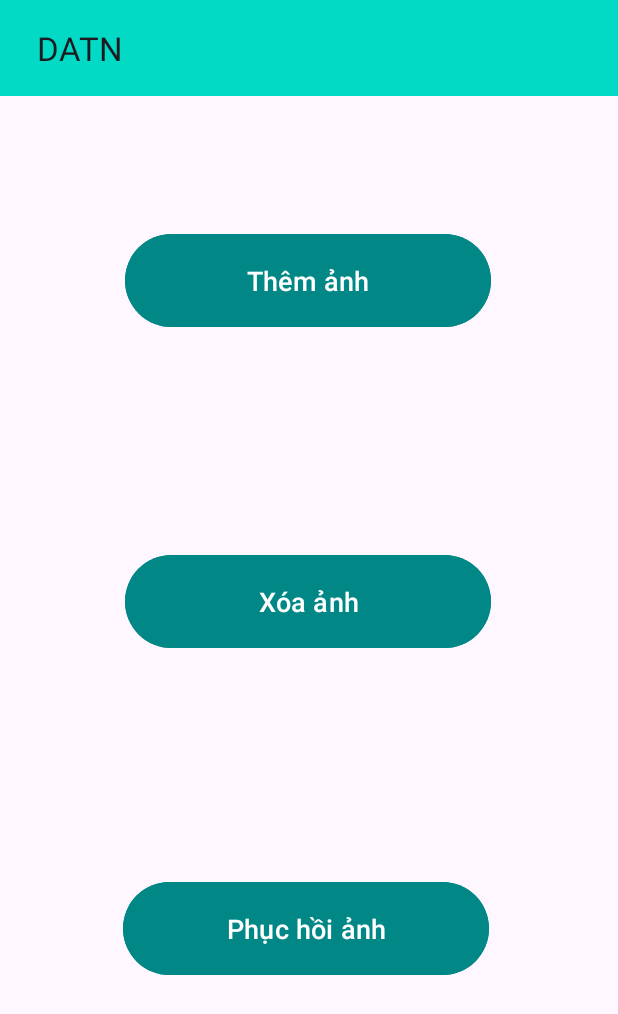
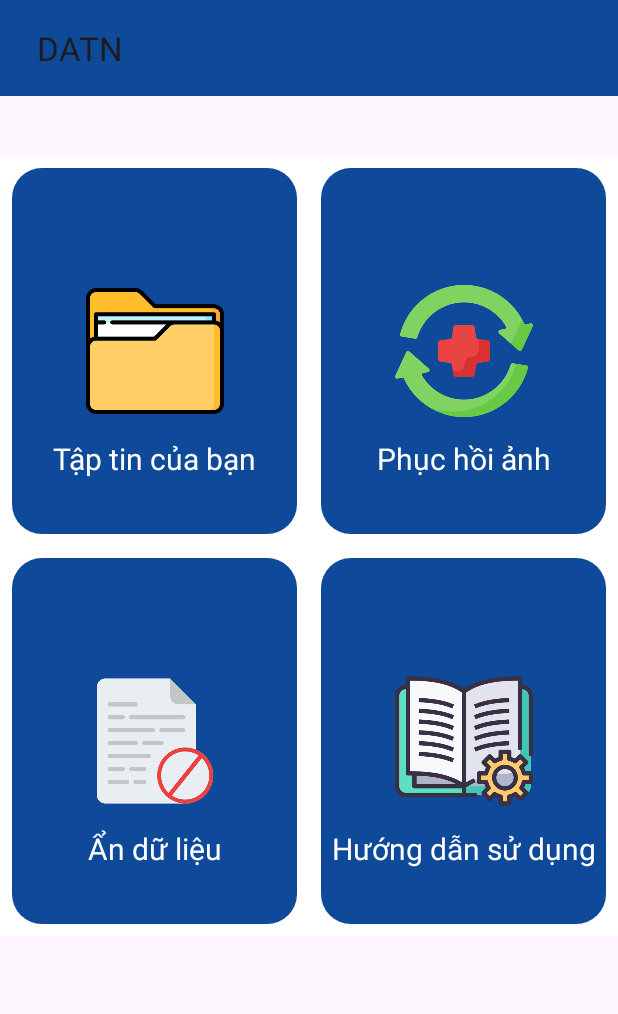
Before and after one commit to thanhhoa2002/MHQLTT, an Android app: the screen it shows after launch (MainActivity), on a phone screen of 412 x 824 dp. Shown: the top 1014 px of the screen. Run offline under Robolectric (Android 15) with nearby library versions, the light colour scheme and no system bars; 1 statement that could not run was skipped.

Commit message:
Update UI

```diff
--- a/ANDROID/app/src/main/AndroidManifest.xml
+++ b/ANDROID/app/src/main/AndroidManifest.xml
@@ -16,6 +16,9 @@
             android:name=".ActivityRestore"
             android:exported="false" />
         <activity
+            android:name=".UIFolder"
+            android:exported="false" />
+        <activity
             android:name=".ActivityDelete"
             android:exported="false" />
         <activity
--- a/ANDROID/app/src/main/java/com/example/mhqltt/MainActivity.java
+++ b/ANDROID/app/src/main/java/com/example/mhqltt/MainActivity.java
@@ -57,35 +57,44 @@ public class MainActivity extends AppCompatActivity {
             }
         }
 
-        // Button to select an image
-        Button addImageButton = findViewById(R.id.add_image);
-        addImageButton.setOnClickListener(new View.OnClickListener() {
+        Button folder=findViewById(R.id.your_folder);
+        folder.setOnClickListener(new View.OnClickListener() {
             @Override
             public void onClick(View v) {
-                Intent intent = new Intent(Intent.ACTION_PICK, MediaStore.Images.Media.EXTERNAL_CONTENT_URI);
-                startActivityForResult(intent, REQUEST_IMAGE_SELECT);
-            }
-        });
-
-        Button deleteImageButton = findViewById(R.id.delete_image);
-        deleteImageButton.setOnClickListener(new View.OnClickListener() {
-            @Override
-            public void onClick(View v) {
-                Log.d("TAG", "onClick: ");
-                Intent intent=new Intent(MainActivity.this, ActivityDelete.class);
+                Intent intent=new Intent(MainActivity.this, UIFolder.class);
                 startActivity(intent);
             }
         });
 
-        Button restoreImageButton = findViewById(R.id.restore_image);
-        restoreImageButton.setOnClickListener(new View.OnClickListener() {
-            @Override
-            public void onClick(View v) {
-                Log.d("TAG", "onClick: ");
-                Intent intent=new Intent(MainActivity.this, ActivityRestore.class);
-                startActivity(intent);
-            }
-        });
+        // Button to select an image
+//        Button addImageButton = findViewById(R.id.add_image);
+//        addImageButton.setOnClickListener(new View.OnClickListener() {
+//            @Override
+//            public void onClick(View v) {
+//                Intent intent = new Intent(Intent.ACTION_PICK, MediaStore.Images.Media.EXTERNAL_CONTENT_URI);
+//                startActivityForResult(intent, REQUEST_IMAGE_SELECT);
+//            }
+//        });
+//
+//        Button deleteImageButton = findViewById(R.id.delete_image);
+//        deleteImageButton.setOnClickListener(new View.OnClickListener() {
+//            @Override
+//            public void onClick(View v) {
+//                Log.d("TAG", "onClick: ");
+//                Intent intent=new Intent(MainActivity.this, ActivityDelete.class);
+//                startActivity(intent);
+//            }
+//        });
+//
+//        Button restoreImageButton = findViewById(R.id.restore_image);
+//        restoreImageButton.setOnClickListener(new View.OnClickListener() {
+//            @Override
+//            public void onClick(View v) {
+//                Log.d("TAG", "onClick: ");
+//                Intent intent=new Intent(MainActivity.this, ActivityRestore.class);
+//                startActivity(intent);
+//            }
+//        });
     }
 
     @RequiresApi(api = Build.VERSION_CODES.R)
--- /dev/null
+++ b/ANDROID/app/src/main/java/com/example/mhqltt/UIFolder.java
@@ -0,0 +1,48 @@
+package com.example.mhqltt;
+
+import android.content.Intent;
+import android.os.Bundle;
+import android.provider.MediaStore;
+import android.view.View;
+import android.widget.Button;
+
+import androidx.appcompat.app.AppCompatActivity;
+
+public class UIFolder extends AppCompatActivity {
+    private static final int REQUEST_IMAGE_SELECT = 1;
+    private static final int REQUEST_CODE_MANAGE_EXTERNAL_STORAGE = 2;
+    @Override
+    protected void onCreate(Bundle savedInstanceState){
+        super.onCreate(savedInstanceState);
+        setContentView(R.layout.ui_folder);
+
+//         Button to select an image
+        Button addImageButton = findViewById(R.id.add_image);
+        addImageButton.setOnClickListener(new View.OnClickListener() {
+            @Override
+            public void onClick(View v) {
+                Intent intent = new Intent(Intent.ACTION_PICK, MediaStore.Images.Media.EXTERNAL_CONTENT_URI);
+                startActivityForResult(intent, REQUEST_IMAGE_SELECT);
+            }
+        });
+
+        Button deleteImageButton = findViewById(R.id.delete_image);
+        deleteImageButton.setOnClickListener(new View.OnClickListener() {
+            @Override
+            public void onClick(View v) {
+                Intent intent=new Intent(UIFolder.this, ActivityDelete.class);
+                startActivity(intent);
+            }
+        });
+
+        Button restoreImageButton = findViewById(R.id.restore_image);
+        restoreImageButton.setOnClickListener(new View.OnClickListener() {
+            @Override
+            public void onClick(View v) {
+
+                Intent intent=new Intent(UIFolder.this, ActivityRestore.class);
+                startActivity(intent);
+            }
+        });
+    }
+}
--- /dev/null
+++ b/ANDROID/app/src/main/res/drawable/btn_background_1.xml
@@ -0,0 +1,10 @@
+<?xml version="1.0" encoding="utf-8"?>
+<selector xmlns:android="http://schemas.android.com/apk/res/android">
+    <item>
+
+        <shape android:shape="rectangle">
+            <corners android:radius="20sp" />
+            <solid android:color="#0E4A99" />
+        </shape>
+    </item>
+</selector>
--- a/ANDROID/app/src/main/res/layout/activity_main.xml
+++ b/ANDROID/app/src/main/res/layout/activity_main.xml
@@ -1,112 +1,209 @@
 <?xml version="1.0" encoding="utf-8"?>
-<androidx.constraintlayout.widget.ConstraintLayout xmlns:android="http://schemas.android.com/apk/res/android"
+<LinearLayout xmlns:android="http://schemas.android.com/apk/res/android"
     xmlns:app="http://schemas.android.com/apk/res-auto"
     xmlns:tools="http://schemas.android.com/tools"
     android:layout_width="match_parent"
     android:layout_height="match_parent"
+    android:orientation="vertical"
     tools:context=".MainActivity">
 
     <androidx.appcompat.widget.Toolbar
         android:id="@+id/toolbar_main"
         android:layout_width="match_parent"
         android:layout_height="wrap_content"
-        android:background="@color/design_default_color_secondary"
-        app:layout_constraintEnd_toEndOf="parent"
-        app:layout_constraintStart_toStartOf="parent"
-        app:layout_constraintTop_toTopOf="parent"
+        android:background="#0E4A99"
         app:title="DATN"
-        app:titleMarginStart="25dp">
+        app:titleMarginStart="25dp"></androidx.appcompat.widget.Toolbar>
 
-    </androidx.appcompat.widget.Toolbar>
+    <GridLayout
+        android:layout_width="match_parent"
+        android:layout_height="524dp"
+        android:layout_marginStart="0dp"
+        android:layout_marginTop="40dp"
+        android:layout_marginEnd="0dp"
+        android:layout_marginBottom="200dp"
+        android:layout_weight="1"
+        android:background="@color/white"
+        android:columnCount="2"
+        android:orientation="horizontal"
+        android:rowCount="2">
 
+        <!-- First ConstraintLayout -->
+        <androidx.constraintlayout.widget.ConstraintLayout
+            android:layout_width="0dp"
+            android:layout_height="0dp"
+            android:layout_rowWeight="1"
+            android:layout_columnWeight="1"
+            android:layout_margin="8dp"
+            android:background="@drawable/btn_background_1">
 
-    <Button
-        android:id="@+id/delete_image"
-        android:layout_width="244dp"
-        android:layout_height="70dp"
-        android:layout_marginTop="144dp"
-        android:backgroundTint="@color/design_default_color_secondary_variant"
-        android:text="Xóa ảnh"
-        android:textSize="18dp"
-        app:layout_constraintEnd_toEndOf="parent"
-        app:layout_constraintHorizontal_bias="0.497"
-        app:layout_constraintStart_toStartOf="parent"
-        app:layout_constraintTop_toBottomOf="@+id/add_image"
-        app:layout_constraintWidth_percent="0.9" />
+            <Button
+                android:id="@+id/your_folder"
+                android:layout_width="0dp"
+                android:layout_height="0dp"
+                android:background="@android:color/transparent"
+                android:contentDescription="Fullscreen Button 1"
+                app:layout_constraintBottom_toBottomOf="parent"
+                app:layout_constraintEnd_toEndOf="parent"
+                app:layout_constraintStart_toStartOf="parent"
+                app:layout_constraintTop_toTopOf="parent" />
 
-    <Button
-        android:id="@+id/add_image"
-        android:layout_width="244dp"
-        android:layout_height="70dp"
-        android:layout_marginTop="152dp"
-        android:backgroundTint="@color/design_default_color_secondary_variant"
-        android:text="Thêm ảnh"
-        android:textSize="18dp"
-        android:drawablePadding="1dp"
-        app:layout_constraintEnd_toEndOf="parent"
-        app:layout_constraintHorizontal_bias="0.497"
-        app:layout_constraintStart_toStartOf="parent"
-        app:layout_constraintTop_toTopOf="parent"
-        app:layout_constraintWidth_percent="0.9" />
+            <ImageView
+                android:id="@+id/imageView1"
+                android:layout_width="149dp"
+                android:layout_height="92dp"
+                app:layout_constraintBottom_toBottomOf="parent"
+                app:layout_constraintEnd_toEndOf="parent"
+                app:layout_constraintStart_toStartOf="parent"
+                app:layout_constraintTop_toTopOf="parent"
+                app:srcCompat="@drawable/folder" />
 
+            <TextView
+                android:id="@+id/textView1"
+                android:layout_width="wrap_content"
+                android:layout_height="wrap_content"
+                android:layout_marginTop="12dp"
+                android:text="Tập tin của bạn"
+                android:textColor="@color/white"
+                android:textSize="20sp"
+                app:layout_constraintEnd_toEndOf="parent"
+                app:layout_constraintStart_toStartOf="parent"
+                app:layout_constraintTop_toBottomOf="@id/imageView1" />
 
+        </androidx.constraintlayout.widget.ConstraintLayout>
 
-    <Button
-        android:id="@+id/restore_image"
-        android:layout_width="244dp"
-        android:layout_height="70dp"
-        android:layout_marginTop="148dp"
-        android:backgroundTint="@color/design_default_color_secondary_variant"
-        android:text="Phục hồi ảnh"
-        android:textSize="18dp"
-        app:layout_constraintEnd_toEndOf="parent"
-        app:layout_constraintHorizontal_bias="0.487"
-        app:layout_constraintStart_toStartOf="parent"
-        app:layout_constraintTop_toBottomOf="@+id/delete_image"
-        app:layout_constraintWidth_percent="0.9" />
+        <!-- Second ConstraintLayout -->
+        <androidx.constraintlayout.widget.ConstraintLayout
+            android:layout_width="0dp"
+            android:layout_height="0dp"
+            android:layout_rowWeight="1"
+            android:layout_columnWeight="1"
+            android:layout_margin="8dp"
+            android:background="@drawable/btn_background_1">
 
+            <Button
+                android:id="@+id/btn_fullscreen2"
+                android:layout_width="0dp"
+                android:layout_height="0dp"
+                android:background="@android:color/transparent"
+                android:contentDescription="Fullscreen Button 2"
+                app:layout_constraintBottom_toBottomOf="parent"
+                app:layout_constraintEnd_toEndOf="parent"
+                app:layout_constraintStart_toStartOf="parent"
+                app:layout_constraintTop_toTopOf="parent" />
 
-</androidx.constraintlayout.widget.ConstraintLayout>
+            <ImageView
+                android:id="@+id/imageView2"
+                android:layout_width="149dp"
+                android:layout_height="92dp"
+                app:layout_constraintBottom_toBottomOf="parent"
+                app:layout_constraintEnd_toEndOf="parent"
+                app:layout_constraintStart_toStartOf="parent"
+                app:layout_constraintTop_toTopOf="parent"
+                app:srcCompat="@drawable/recovery" />
 
-<!--<?xml version="1.0" encoding="utf-8"?>-->
-<!--<androidx.constraintlayout.widget.ConstraintLayout xmlns:android="http://schemas.android.com/apk/res/android"-->
-<!--    xmlns:app="http://schemas.android.com/apk/res-auto"-->
-<!--    xmlns:tools="http://schemas.android.com/tools"-->
-<!--    android:id="@+id/main"-->
-<!--    android:layout_width="match_parent"-->
-<!--    android:layout_height="match_parent"-->
-<!--    tools:context=".MainActivity">-->
+            <TextView
+                android:id="@+id/textView2"
+                android:layout_width="wrap_content"
+                android:layout_height="wrap_content"
+                android:layout_marginTop="12dp"
+                android:text="Phục hồi ảnh"
+                android:textColor="@color/white"
+                android:textSize="20sp"
+                app:layout_constraintEnd_toEndOf="parent"
+                app:layout_constraintStart_toStartOf="parent"
+                app:layout_constraintTop_toBottomOf="@id/imageView2" />
 
-<!--    <ImageView-->
-<!--        android:id="@+id/imageView"-->
-<!--        android:layout_width="wrap_content"-->
-<!--        android:layout_height="wrap_content"-->
-<!--        app:layout_constraintBottom_toBottomOf="parent"-->
-<!--        app:layout_constraintEnd_toEndOf="parent"-->
-<!--        app:layout_constraintStart_toStartOf="parent"-->
-<!--        app:layout_constraintTop_toTopOf="parent"-->
-<!--        app:srcCompat="@drawable/ic_launcher_foreground" />-->
+        </androidx.constraintlayout.widget.ConstraintLayout>
 
-<!--    <Button-->
-<!--        android:id="@+id/select_image_button"-->
-<!--        android:layout_width="wrap_content"-->
-<!--        android:layout_height="wrap_content"-->
-<!--        android:layout_marginTop="684dp"-->
-<!--        android:text="Add"-->
-<!--        app:layout_constraintEnd_toEndOf="parent"-->
-<!--        app:layout_constraintHorizontal_bias="0.198"-->
-<!--        app:layout_constraintStart_toStartOf="parent"-->
-<!--        app:layout_constraintTop_toTopOf="parent" />-->
+        <!-- Third ConstraintLayout -->
+        <androidx.constraintlayout.widget.ConstraintLayout
+            android:layout_width="0dp"
+            android:layout_height="0dp"
+            android:layout_rowWeight="1"
+            android:layout_columnWeight="1"
+            android:layout_margin="8dp"
+            android:background="@drawable/btn_background_1">
 
-<!--    <Button-->
-<!--        android:id="@+id/convert_button"-->
-<!--        android:layout_width="wrap_content"-->
-<!--        android:layout_height="wrap_content"-->
-<!--        android:layout_marginTop="684dp"-->
-<!--        android:text="Show"-->
-<!--        app:layout_constraintEnd_toEndOf="parent"-->
-<!--        app:layout_constraintHorizontal_bias="0.804"-->
-<!--        app:layout_constraintStart_toStartOf="parent"-->
-<!--        app:layout_constraintTop_toTopOf="parent" />-->
+            <Button
+                android:id="@+id/btn_fullscreen3"
+                android:layout_width="0dp"
+                android:layout_height="0dp"
+                android:background="@android:color/transparent"
+                android:contentDescription="Fullscreen Button 3"
+                app:layout_constraintBottom_toBottomOf="parent"
+                app:layout_constraintEnd_toEndOf="parent"
+                app:layout_constraintStart_toStartOf="parent"
+                app:layout_constraintTop_toTopOf="parent" />
 
-<!--</androidx.constraintlayout.widget.ConstraintLayout>-->
+            <ImageView
+                android:id="@+id/imageView3"
+                android:layout_width="149dp"
+                android:layout_height="92dp"
+                app:layout_constraintBottom_toBottomOf="parent"
+                app:layout_constraintEnd_toEndOf="parent"
+                app:layout_constraintStart_toStartOf="parent"
+                app:layout_constraintTop_toTopOf="parent"
+                app:srcCompat="@drawable/hidden" />
+
+            <TextView
+                android:id="@+id/textView3"
+                android:layout_width="wrap_content"
+                android:layout_height="wrap_content"
+                android:layout_marginTop="12dp"
+                android:text="Ẩn dữ liệu"
+                android:textColor="@color/white"
+                android:textSize="20sp"
+                app:layout_constraintEnd_toEndOf="parent"
+                app:layout_constraintStart_toStartOf="parent"
+                app:layout_constraintTop_toBottomOf="@id/imageView3" />
+
+        </androidx.constraintlayout.widget.ConstraintLayout>
+
+        <!-- Fourth ConstraintLayout -->
+        <androidx.constraintlayout.widget.ConstraintLayout
+            android:layout_width="0dp"
+            android:layout_height="0dp"
+            android:layout_rowWeight="1"
+            android:layout_columnWeight="1"
+            android:layout_margin="8dp"
+            android:background="@drawable/btn_background_1">
+
+            <Button
+                android:id="@+id/btn_fullscreen4"
+                android:layout_width="150dp"
+                android:layout_height="296dp"
+                android:background="@android:color/transparent"
+                android:contentDescription="Fullscreen Button 4"
+                app:layout_constraintBottom_toBottomOf="parent"
+                app:layout_constraintEnd_toEndOf="parent"
+                app:layout_constraintStart_toStartOf="parent"
+                app:layout_constraintTop_toTopOf="parent" />
+
+            <ImageView
+                android:id="@+id/imageView4"
+                android:layout_width="149dp"
+                android:layout_height="92dp"
+                app:layout_constraintBottom_toBottomOf="parent"
+                app:layout_constraintEnd_toEndOf="parent"
+                app:layout_constraintStart_toStartOf="parent"
+                app:layout_constraintTop_toTopOf="parent"
+                app:srcCompat="@drawable/guide" />
+
+            <TextView
+                android:id="@+id/textView4"
+                android:layout_width="wrap_content"
+                android:layout_height="wrap_content"
+                android:layout_marginTop="12dp"
+                android:text="Hướng dẫn sử dụng"
+                android:textColor="@color/white"
+                android:textSize="20sp"
+                app:layout_constraintEnd_toEndOf="parent"
+                app:layout_constraintStart_toStartOf="parent"
+                app:layout_constraintTop_toBottomOf="@id/imageView4" />
+
+        </androidx.constraintlayout.widget.ConstraintLayout>
+
+    </GridLayout>
+
+</LinearLayout>
--- /dev/null
+++ b/ANDROID/app/src/main/res/layout/ui_folder.xml
@@ -0,0 +1,84 @@
+<?xml version="1.0" encoding="utf-8"?>
+<androidx.constraintlayout.widget.ConstraintLayout xmlns:android="http://schemas.android.com/apk/res/android"
+    xmlns:app="http://schemas.android.com/apk/res-auto"
+    xmlns:tools="http://schemas.android.com/tools"
+    android:layout_width="match_parent"
+    android:layout_height="match_parent"
+    tools:context=".MainActivity">
+
+
+    <androidx.appcompat.widget.Toolbar
+        android:id="@+id/toolbar_main"
+        android:layout_width="match_parent"
+        android:layout_height="wrap_content"
+        android:background="#0E4A99"
+        app:layout_constraintEnd_toEndOf="parent"
+        app:layout_constraintStart_toStartOf="parent"
+        app:layout_constraintTop_toTopOf="parent"
+        app:title="DATN"
+        app:titleMarginStart="25dp">
+
+    </androidx.appcompat.widget.Toolbar>
+
+
+    <Button
+        android:id="@+id/delete_image"
+        android:layout_width="244dp"
+        android:layout_height="70dp"
+        android:layout_marginTop="60dp"
+        android:backgroundTint="#5A9AEF"
+        android:text="Xóa ảnh"
+        android:textSize="18dp"
+        app:layout_constraintEnd_toEndOf="parent"
+        app:layout_constraintHorizontal_bias="0.497"
+        app:layout_constraintStart_toStartOf="parent"
+        app:layout_constraintTop_toBottomOf="@+id/add_image"
+        app:layout_constraintWidth_percent="0.9" />
+
+
+    <Button
+        android:id="@+id/view_image"
+        android:layout_width="244dp"
+        android:layout_height="70dp"
+        android:layout_marginTop="132dp"
+        android:backgroundTint="#5A9AEF"
+        android:drawablePadding="1dp"
+        android:text="Thư viện"
+        android:textSize="18dp"
+        app:layout_constraintEnd_toEndOf="parent"
+        app:layout_constraintHorizontal_bias="0.497"
+        app:layout_constraintStart_toStartOf="parent"
+        app:layout_constraintTop_toTopOf="parent"
+        app:layout_constraintWidth_percent="0.9" />
+
+    <Button
+        android:id="@+id/add_image"
+        android:layout_width="244dp"
+        android:layout_height="70dp"
+        android:layout_marginTop="60dp"
+        android:backgroundTint="#5A9AEF"
+        android:drawablePadding="1dp"
+        android:text="Thêm ảnh"
+        android:textSize="18dp"
+        app:layout_constraintEnd_toEndOf="parent"
+        app:layout_constraintHorizontal_bias="0.497"
+        app:layout_constraintStart_toStartOf="parent"
+        app:layout_constraintTop_toBottomOf="@+id/view_image"
+        app:layout_constraintWidth_percent="0.9" />
+
+    <Button
+        android:id="@+id/restore_image"
+        android:layout_width="244dp"
+        android:layout_height="70dp"
+        android:layout_marginTop="56dp"
+        android:backgroundTint="#5A9AEF"
+        android:text="Phục hồi ảnh"
+        android:textSize="18dp"
+        app:layout_constraintEnd_toEndOf="parent"
+        app:layout_constraintHorizontal_bias="0.497"
+        app:layout_constraintStart_toStartOf="parent"
+        app:layout_constraintTop_toBottomOf="@+id/delete_image"
+        app:layout_constraintWidth_percent="0.9" />
+
+
+</androidx.constraintlayout.widget.ConstraintLayout>
```
Also changed, not shown: ANDROID/app/src/main/res/drawable/folder.png (added), ANDROID/app/src/main/res/drawable/guide.png (added), ANDROID/app/src/main/res/drawable/hidden.png (added), ANDROID/app/src/main/res/drawable/recovery.png (added), ANDROID/app/src/main/res/layout/activity_fileshow.xml (line endings or trailing spaces).
